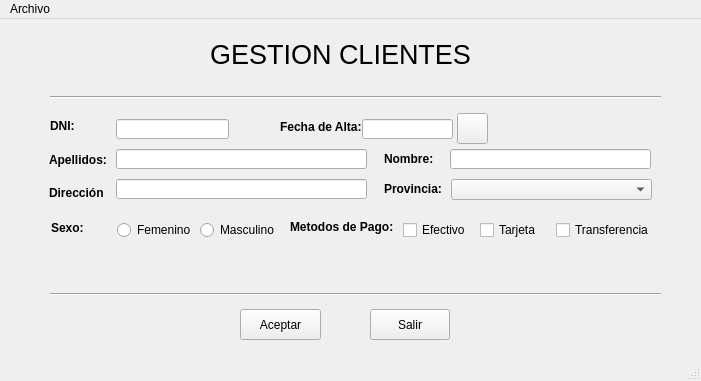
Qt form UiGestionClientes.ui (arlumno/DI-ProyectoUI) before a commit.
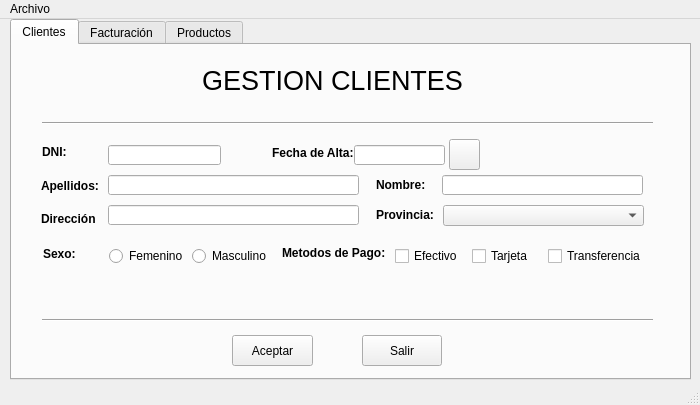
The same form after that commit. Icons and pictures are not drawn.

```diff
--- a/UiGestionClientes.ui
+++ b/UiGestionClientes.ui
@@ -6,37 +6,90 @@
    <rect>
     <x>0</x>
     <y>0</y>
-    <width>701</width>
-    <height>381</height>
+    <width>700</width>
+    <height>405</height>
    </rect>
   </property>
+  <property name="sizePolicy">
+   <sizepolicy hsizetype="Fixed" vsizetype="Fixed">
+    <horstretch>0</horstretch>
+    <verstretch>0</verstretch>
+   </sizepolicy>
+  </property>
+  <property name="minimumSize">
+   <size>
+    <width>700</width>
+    <height>405</height>
+   </size>
+  </property>
+  <property name="maximumSize">
+   <size>
+    <width>700</width>
+    <height>405</height>
+   </size>
+  </property>
   <property name="windowTitle">
    <string>Gestion de Clientes</string>
   </property>
   <widget class="QWidget" name="centralwidget">
-   <widget class="QLabel" name="label">
+   <widget class="QTabWidget" name="tabWidget">
     <property name="geometry">
      <rect>
-      <x>50</x>
-      <y>100</y>
-      <width>47</width>
-      <height>13</height>
+      <x>10</x>
+      <y>0</y>
+      <width>681</width>
+      <height>361</height>
      </rect>
     </property>
-    <property name="font">
-     <font>
-      <weight>75</weight>
-      <bold>true</bold>
-     </font>
+    <property name="sizePolicy">
+     <sizepolicy hsizetype="Minimum" vsizetype="Minimum">
+      <horstretch>0</horstretch>
+      <verstretch>0</verstretch>
+     </sizepolicy>
     </property>
+    <property name="currentIndex">
+     <number>0</number>
+    </property>
+    <widget class="QWidget" name="tabClientes">
+     <attribute name="title">
+      <string>Clientes</string>
+     </attribute>
+     <widget class="QWidget" name="horizontalLayoutWidget">
+      <property name="geometry">
+       <rect>
+        <x>97</x>
+        <y>196</y>
+        <width>160</width>
+        <height>31</height>
+       </rect>
+      </property>
+      <layout class="QHBoxLayout" name="LayoutSexo">
+       <item>
+        <widget class="QRadioButton" name="rbFemenino">
     <property name="text">
-     <string>DNI:</string>
-    </property>
+          <string>Femenino</string>
+         </property>
+         <attribute name="buttonGroup">
+          <string notr="true">rbgSexo</string>
+         </attribute>
+        </widget>
+       </item>
+       <item>
+        <widget class="QRadioButton" name="rbMasculino">
+         <property name="text">
+          <string>Masculino</string>
+         </property>
+         <attribute name="buttonGroup">
+          <string notr="true">rbgSexo</string>
+         </attribute>
+        </widget>
+       </item>
+      </layout>
    </widget>
    <widget class="QLineEdit" name="etDni">
     <property name="geometry">
      <rect>
-      <x>116</x>
+        <x>96</x>
       <y>100</y>
       <width>113</width>
       <height>20</height>
@@ -46,120 +99,29 @@
      <string/>
     </property>
    </widget>
-   <widget class="QLabel" name="label_2">
+     <widget class="QLabel" name="label_9">
     <property name="geometry">
      <rect>
-      <x>49</x>
-      <y>133</y>
-      <width>61</width>
-      <height>16</height>
-     </rect>
-    </property>
-    <property name="font">
-     <font>
-      <weight>75</weight>
-      <bold>true</bold>
-     </font>
-    </property>
-    <property name="text">
-     <string>Apellidos:</string>
-    </property>
-   </widget>
-   <widget class="QLineEdit" name="etApellido">
-    <property name="geometry">
-     <rect>
-      <x>116</x>
-      <y>130</y>
-      <width>251</width>
-      <height>20</height>
-     </rect>
-    </property>
-   </widget>
-   <widget class="QLabel" name="label_3">
-    <property name="geometry">
-     <rect>
-      <x>384</x>
-      <y>130</y>
-      <width>61</width>
-      <height>20</height>
-     </rect>
-    </property>
-    <property name="font">
-     <font>
-      <weight>75</weight>
-      <bold>true</bold>
-     </font>
-    </property>
-    <property name="text">
-     <string>Nombre:</string>
-    </property>
-   </widget>
-   <widget class="QLineEdit" name="etApellido_2">
-    <property name="geometry">
-     <rect>
-      <x>450</x>
-      <y>130</y>
-      <width>201</width>
-      <height>20</height>
-     </rect>
-    </property>
-   </widget>
-   <widget class="QLabel" name="label_4">
-    <property name="geometry">
-     <rect>
-      <x>160</x>
-      <y>10</y>
-      <width>361</width>
-      <height>51</height>
-     </rect>
-    </property>
-    <property name="text">
-     <string>&lt;html&gt;&lt;head/&gt;&lt;body&gt;&lt;p align=&quot;center&quot;&gt;&lt;span style=&quot; font-size:20pt;&quot;&gt;GESTION CLIENTES&lt;/span&gt;&lt;/p&gt;&lt;/body&gt;&lt;/html&gt;</string>
-    </property>
-   </widget>
-   <widget class="Line" name="line">
-    <property name="geometry">
-     <rect>
-      <x>50</x>
-      <y>70</y>
-      <width>611</width>
-      <height>16</height>
-     </rect>
-    </property>
-    <property name="orientation">
-     <enum>Qt::Horizontal</enum>
-    </property>
-   </widget>
-   <widget class="Line" name="line_2">
-    <property name="geometry">
-     <rect>
-      <x>50</x>
-      <y>260</y>
-      <width>611</width>
-      <height>30</height>
-     </rect>
-    </property>
-    <property name="orientation">
-     <enum>Qt::Horizontal</enum>
-    </property>
-   </widget>
-   <widget class="QPushButton" name="bAceptar">
-    <property name="geometry">
-     <rect>
-      <x>240</x>
-      <y>290</y>
+        <x>260</x>
+        <y>100</y>
       <width>81</width>
-      <height>31</height>
-     </rect>
-    </property>
+        <height>16</height>
+       </rect>
+      </property>
+      <property name="font">
+       <font>
+        <weight>75</weight>
+        <bold>true</bold>
+       </font>
+      </property>
     <property name="text">
-     <string>Aceptar</string>
+       <string>Fecha de Alta:</string>
     </property>
    </widget>
    <widget class="QPushButton" name="bSalir">
     <property name="geometry">
      <rect>
-      <x>370</x>
+        <x>350</x>
       <y>290</y>
       <width>80</width>
       <height>31</height>
@@ -169,29 +131,10 @@
      <string>Salir</string>
     </property>
    </widget>
-   <widget class="QLabel" name="flagDni">
-    <property name="geometry">
-     <rect>
-      <x>232</x>
-      <y>101</y>
-      <width>47</width>
-      <height>16</height>
-     </rect>
-    </property>
-    <property name="font">
-     <font>
-      <family>Comic Sans MS</family>
-      <pointsize>14</pointsize>
-     </font>
-    </property>
-    <property name="text">
-     <string/>
-    </property>
-   </widget>
    <widget class="QLabel" name="label_5">
     <property name="geometry">
      <rect>
-      <x>51</x>
+        <x>31</x>
       <y>202</y>
       <width>47</width>
       <height>13</height>
@@ -207,10 +150,61 @@
      <string>Sexo:</string>
     </property>
    </widget>
+     <widget class="QLabel" name="label_7">
+      <property name="geometry">
+       <rect>
+        <x>29</x>
+        <y>166</y>
+        <width>61</width>
+        <height>16</height>
+       </rect>
+      </property>
+      <property name="font">
+       <font>
+        <weight>75</weight>
+        <bold>true</bold>
+       </font>
+      </property>
+      <property name="text">
+       <string>Dirección</string>
+      </property>
+     </widget>
+     <widget class="Line" name="line_2">
+      <property name="geometry">
+       <rect>
+        <x>30</x>
+        <y>260</y>
+        <width>611</width>
+        <height>30</height>
+       </rect>
+      </property>
+      <property name="orientation">
+       <enum>Qt::Horizontal</enum>
+      </property>
+     </widget>
+     <widget class="QLabel" name="label_2">
+      <property name="geometry">
+       <rect>
+        <x>29</x>
+        <y>133</y>
+        <width>61</width>
+        <height>16</height>
+       </rect>
+      </property>
+      <property name="font">
+       <font>
+        <weight>75</weight>
+        <bold>true</bold>
+       </font>
+      </property>
+      <property name="text">
+       <string>Apellidos:</string>
+      </property>
+     </widget>
    <widget class="QLabel" name="label_6">
     <property name="geometry">
      <rect>
-      <x>290</x>
+        <x>270</x>
       <y>200</y>
       <width>111</width>
       <height>16</height>
@@ -226,42 +220,30 @@
      <string>Metodos de Pago:</string>
     </property>
    </widget>
-   <widget class="QWidget" name="horizontalLayoutWidget">
+     <widget class="QLineEdit" name="etApellido_2">
     <property name="geometry">
      <rect>
-      <x>117</x>
-      <y>196</y>
-      <width>160</width>
-      <height>31</height>
-     </rect>
-    </property>
-    <layout class="QHBoxLayout" name="LayoutSexo">
-     <item>
-      <widget class="QRadioButton" name="rbFemenino">
-       <property name="text">
-        <string>Femenino</string>
-       </property>
-       <attribute name="buttonGroup">
-        <string notr="true">rbgSexo</string>
-       </attribute>
-      </widget>
-     </item>
-     <item>
-      <widget class="QRadioButton" name="rbMasculino">
-       <property name="text">
-        <string>Masculino</string>
-       </property>
-       <attribute name="buttonGroup">
-        <string notr="true">rbgSexo</string>
-       </attribute>
-      </widget>
-     </item>
-    </layout>
+        <x>430</x>
+        <y>130</y>
+        <width>201</width>
+        <height>20</height>
+       </rect>
+      </property>
+     </widget>
+     <widget class="QComboBox" name="cbProvincia">
+      <property name="geometry">
+       <rect>
+        <x>431</x>
+        <y>160</y>
+        <width>201</width>
+        <height>21</height>
+       </rect>
+      </property>
    </widget>
    <widget class="QWidget" name="horizontalLayoutWidget_2">
     <property name="geometry">
      <rect>
-      <x>403</x>
+        <x>383</x>
       <y>196</y>
       <width>251</width>
       <height>31</height>
@@ -291,100 +273,90 @@
      </item>
     </layout>
    </widget>
-   <widget class="QLabel" name="label_7">
-    <property name="geometry">
-     <rect>
-      <x>49</x>
-      <y>166</y>
-      <width>61</width>
-      <height>16</height>
-     </rect>
-    </property>
-    <property name="font">
-     <font>
-      <weight>75</weight>
-      <bold>true</bold>
-     </font>
-    </property>
-    <property name="text">
-     <string>Dirección</string>
-    </property>
-   </widget>
    <widget class="QLineEdit" name="etDireccion">
     <property name="geometry">
      <rect>
-      <x>116</x>
+        <x>96</x>
       <y>160</y>
       <width>251</width>
       <height>20</height>
      </rect>
     </property>
    </widget>
-   <widget class="QLabel" name="label_8">
+     <widget class="QPushButton" name="bAceptar">
     <property name="geometry">
      <rect>
-      <x>384</x>
-      <y>160</y>
-      <width>61</width>
-      <height>20</height>
-     </rect>
-    </property>
-    <property name="font">
-     <font>
-      <weight>75</weight>
-      <bold>true</bold>
-     </font>
-    </property>
-    <property name="text">
-     <string>Provincia:</string>
-    </property>
-   </widget>
-   <widget class="QComboBox" name="cbProvincia">
-    <property name="geometry">
-     <rect>
-      <x>451</x>
-      <y>160</y>
-      <width>201</width>
-      <height>21</height>
-     </rect>
-    </property>
-   </widget>
-   <widget class="QLineEdit" name="etFechaAlta">
-    <property name="geometry">
-     <rect>
-      <x>362</x>
-      <y>100</y>
-      <width>91</width>
-      <height>20</height>
-     </rect>
-    </property>
-    <property name="text">
-     <string/>
-    </property>
-   </widget>
-   <widget class="QLabel" name="label_9">
-    <property name="geometry">
-     <rect>
-      <x>280</x>
-      <y>100</y>
+        <x>220</x>
+        <y>290</y>
       <width>81</width>
+        <height>31</height>
+       </rect>
+      </property>
+      <property name="text">
+       <string>Aceptar</string>
+      </property>
+     </widget>
+     <widget class="QLabel" name="flagDni">
+      <property name="geometry">
+       <rect>
+        <x>212</x>
+        <y>101</y>
+        <width>47</width>
       <height>16</height>
      </rect>
     </property>
     <property name="font">
      <font>
+        <family>Comic Sans MS</family>
+        <pointsize>14</pointsize>
+       </font>
+      </property>
+      <property name="text">
+       <string/>
+      </property>
+     </widget>
+     <widget class="QLabel" name="label_3">
+      <property name="geometry">
+       <rect>
+        <x>364</x>
+        <y>130</y>
+        <width>61</width>
+        <height>20</height>
+       </rect>
+      </property>
+      <property name="font">
+       <font>
       <weight>75</weight>
       <bold>true</bold>
      </font>
     </property>
     <property name="text">
-     <string>Fecha de Alta:</string>
+       <string>Nombre:</string>
+      </property>
+     </widget>
+     <widget class="QLabel" name="label">
+      <property name="geometry">
+       <rect>
+        <x>30</x>
+        <y>100</y>
+        <width>47</width>
+        <height>13</height>
+       </rect>
+      </property>
+      <property name="font">
+       <font>
+        <weight>75</weight>
+        <bold>true</bold>
+       </font>
+      </property>
+      <property name="text">
+       <string>DNI:</string>
     </property>
    </widget>
    <widget class="QPushButton" name="bCalendar">
     <property name="geometry">
      <rect>
-      <x>457</x>
+        <x>437</x>
       <y>94</y>
       <width>31</width>
       <height>31</height>
@@ -404,13 +376,93 @@
      </size>
     </property>
    </widget>
+     <widget class="QLineEdit" name="etFechaAlta">
+      <property name="geometry">
+       <rect>
+        <x>342</x>
+        <y>100</y>
+        <width>91</width>
+        <height>20</height>
+       </rect>
+      </property>
+      <property name="text">
+       <string/>
+      </property>
+     </widget>
+     <widget class="QLineEdit" name="etApellido">
+      <property name="geometry">
+       <rect>
+        <x>96</x>
+        <y>130</y>
+        <width>251</width>
+        <height>20</height>
+       </rect>
+      </property>
+     </widget>
+     <widget class="QLabel" name="label_4">
+      <property name="geometry">
+       <rect>
+        <x>140</x>
+        <y>10</y>
+        <width>361</width>
+        <height>51</height>
+       </rect>
+      </property>
+      <property name="text">
+       <string>&lt;html&gt;&lt;head/&gt;&lt;body&gt;&lt;p align=&quot;center&quot;&gt;&lt;span style=&quot; font-size:20pt;&quot;&gt;GESTION CLIENTES&lt;/span&gt;&lt;/p&gt;&lt;/body&gt;&lt;/html&gt;</string>
+      </property>
+     </widget>
+     <widget class="Line" name="line">
+      <property name="geometry">
+       <rect>
+        <x>30</x>
+        <y>70</y>
+        <width>611</width>
+        <height>16</height>
+       </rect>
+      </property>
+      <property name="orientation">
+       <enum>Qt::Horizontal</enum>
+      </property>
+     </widget>
+     <widget class="QLabel" name="label_8">
+      <property name="geometry">
+       <rect>
+        <x>364</x>
+        <y>160</y>
+        <width>61</width>
+        <height>20</height>
+       </rect>
+      </property>
+      <property name="font">
+       <font>
+        <weight>75</weight>
+        <bold>true</bold>
+       </font>
+      </property>
+      <property name="text">
+       <string>Provincia:</string>
+      </property>
+     </widget>
+    </widget>
+    <widget class="QWidget" name="tabFacturacion">
+     <attribute name="title">
+      <string>Facturación</string>
+     </attribute>
+    </widget>
+    <widget class="QWidget" name="tabProductos">
+     <attribute name="title">
+      <string>Productos</string>
+     </attribute>
+    </widget>
+   </widget>
   </widget>
   <widget class="QMenuBar" name="menubar">
    <property name="geometry">
     <rect>
      <x>0</x>
      <y>0</y>
-     <width>701</width>
+     <width>700</width>
      <height>21</height>
     </rect>
    </property>
```
Lines whose indentation alone changed are shown as unchanged.
